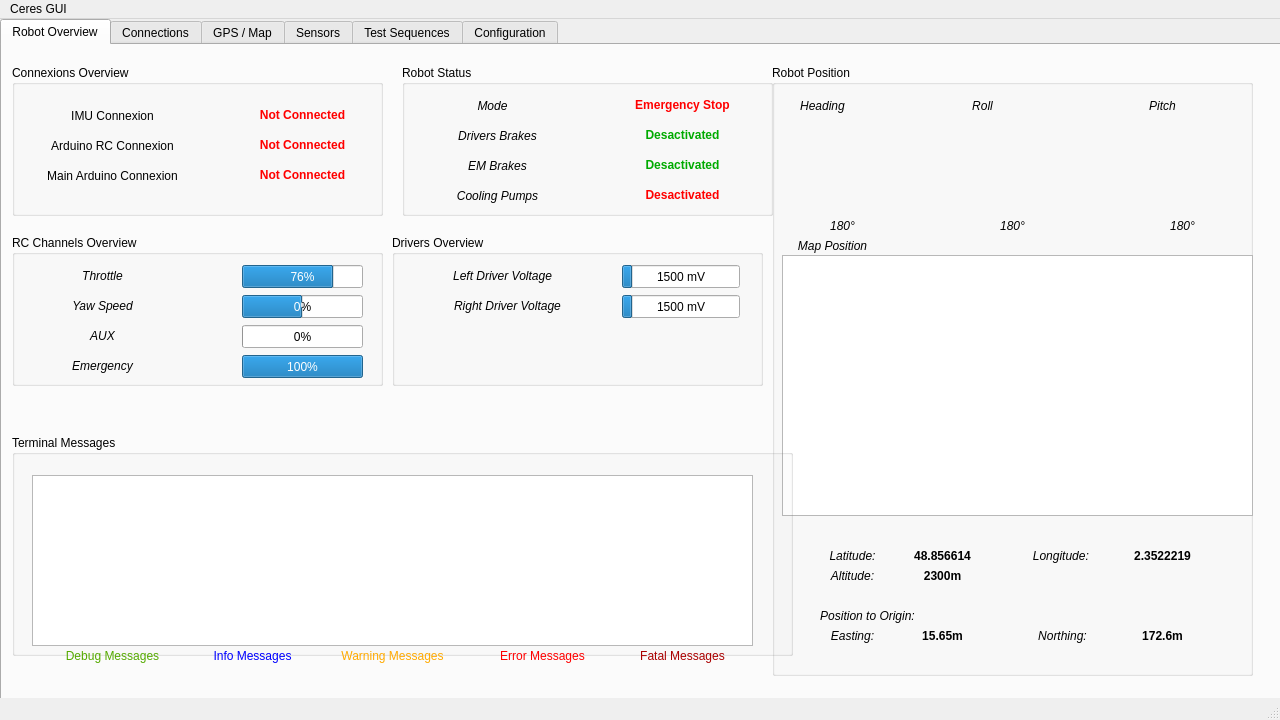
Qt form ceres/gui/mainwindow.ui (RobiDeantonio/CERES-gui_and_advanced_Navigation) before a commit.
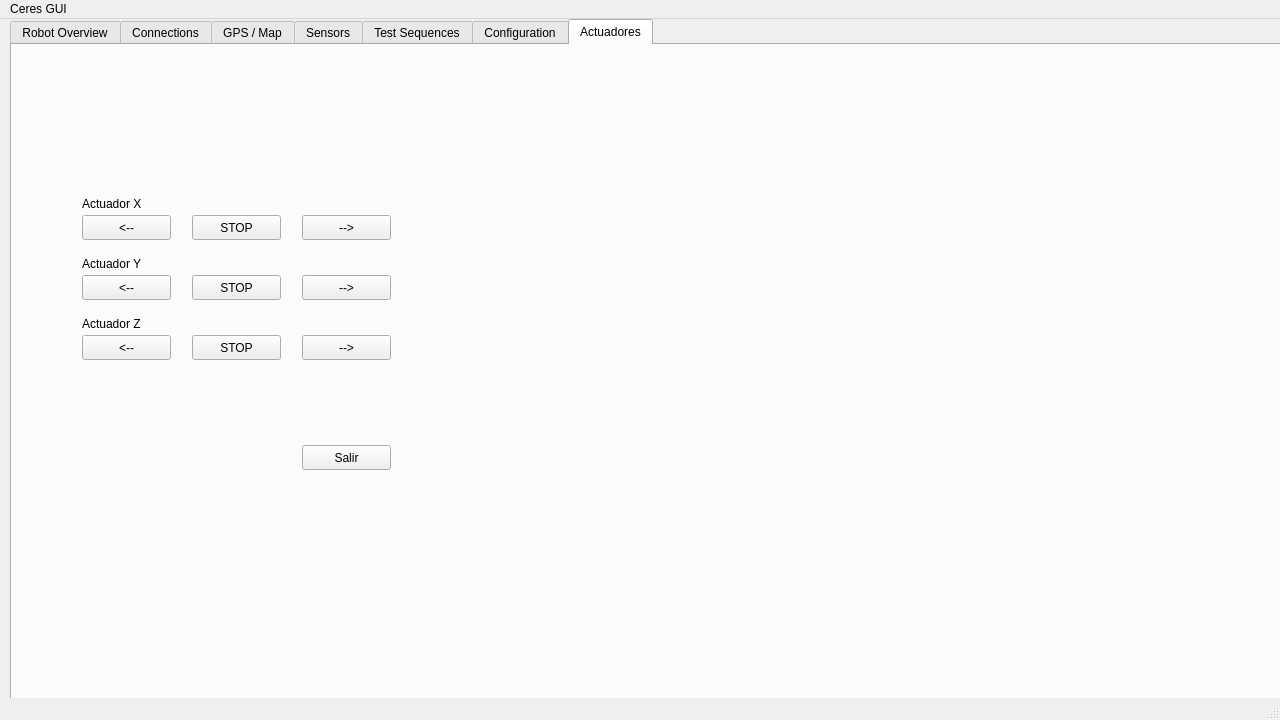
The same form after that commit. The open tabs and pages were chosen to show the change. Icons and pictures are not drawn. Custom widgets are drawn as their Qt base class.

Commit message: New Actuador Tab in GUI

What changed in the file:
```diff
--- a/ceres/gui/mainwindow.ui
+++ b/ceres/gui/mainwindow.ui
@@ -42,7 +42,7 @@
     </property>
     <property name="geometry">
      <rect>
-      <x>0</x>
+      <x>10</x>
       <y>0</y>
       <width>1281</width>
       <height>691</height>
@@ -72,6 +72,9 @@
     <property name="elideMode">
      <enum>Qt::ElideNone</enum>
     </property>
+    <property name="usesScrollButtons">
+     <bool>true</bool>
+    </property>
     <property name="documentMode">
      <bool>false</bool>
     </property>
@@ -614,7 +617,7 @@
       <property name="geometry">
        <rect>
         <x>770</x>
-        <y>20</y>
+        <y>10</y>
         <width>481</width>
         <height>611</height>
        </rect>
@@ -3079,6 +3082,217 @@
       </property>
      </widget>
     </widget>
+    <widget class="QWidget" name="tab_7">
+     <attribute name="title">
+      <string>Actuadores</string>
+     </attribute>
+     <widget class="QLabel" name="label_99">
+      <property name="geometry">
+       <rect>
+        <x>70</x>
+        <y>270</y>
+        <width>91</width>
+        <height>17</height>
+       </rect>
+      </property>
+      <property name="text">
+       <string>Actuador Z</string>
+      </property>
+     </widget>
+     <widget class="QLabel" name="label_100">
+      <property name="geometry">
+       <rect>
+        <x>70</x>
+        <y>150</y>
+        <width>101</width>
+        <height>17</height>
+       </rect>
+      </property>
+      <property name="text">
+       <string>Actuador X</string>
+      </property>
+     </widget>
+     <widget class="QPushButton" name="RETROCEDERZ">
+      <property name="geometry">
+       <rect>
+        <x>70</x>
+        <y>290</y>
+        <width>89</width>
+        <height>25</height>
+       </rect>
+      </property>
+      <property name="text">
+       <string>&lt;--</string>
+      </property>
+     </widget>
+     <widget class="QLabel" name="label_101">
+      <property name="geometry">
+       <rect>
+        <x>70</x>
+        <y>210</y>
+        <width>101</width>
+        <height>17</height>
+       </rect>
+      </property>
+      <property name="text">
+       <string>Actuador Y</string>
+      </property>
+     </widget>
+     <widget class="QPushButton" name="RETROCEDERY">
+      <property name="geometry">
+       <rect>
+        <x>70</x>
+        <y>230</y>
+        <width>89</width>
+        <height>25</height>
+       </rect>
+      </property>
+      <property name="text">
+       <string>&lt;--</string>
+      </property>
+     </widget>
+     <widget class="QPushButton" name="Salir">
+      <property name="geometry">
+       <rect>
+        <x>290</x>
+        <y>400</y>
+        <width>89</width>
+        <height>25</height>
+       </rect>
+      </property>
+      <property name="text">
+       <string>Salir</string>
+      </property>
+     </widget>
+     <widget class="QPushButton" name="PARADAY">
+      <property name="geometry">
+       <rect>
+        <x>180</x>
+        <y>230</y>
+        <width>89</width>
+        <height>25</height>
+       </rect>
+      </property>
+      <property name="text">
+       <string>STOP</string>
+      </property>
+     </widget>
+     <widget class="QPushButton" name="AVANZARZ">
+      <property name="geometry">
+       <rect>
+        <x>290</x>
+        <y>290</y>
+        <width>89</width>
+        <height>25</height>
+       </rect>
+      </property>
+      <property name="text">
+       <string>--&gt;</string>
+      </property>
+     </widget>
+     <widget class="QPushButton" name="RETROCEDERX">
+      <property name="geometry">
+       <rect>
+        <x>70</x>
+        <y>170</y>
+        <width>89</width>
+        <height>25</height>
+       </rect>
+      </property>
+      <property name="text">
+       <string>&lt;--</string>
+      </property>
+     </widget>
+     <widget class="QPushButton" name="AVANZARX">
+      <property name="geometry">
+       <rect>
+        <x>290</x>
+        <y>170</y>
+        <width>89</width>
+        <height>25</height>
+       </rect>
+      </property>
+      <property name="text">
+       <string>--&gt;</string>
+      </property>
+     </widget>
+     <widget class="QPushButton" name="AVANZARY">
+      <property name="geometry">
+       <rect>
+        <x>290</x>
+        <y>230</y>
+        <width>89</width>
+        <height>25</height>
+       </rect>
+      </property>
+      <property name="text">
+       <string>--&gt;</string>
+      </property>
+     </widget>
+     <widget class="QPushButton" name="PARADAZ">
+      <property name="geometry">
+       <rect>
+        <x>180</x>
+        <y>290</y>
+        <width>89</width>
+        <height>25</height>
+       </rect>
+      </property>
+      <property name="text">
+       <string>STOP</string>
+      </property>
+     </widget>
+     <widget class="QPushButton" name="PARADAX">
+      <property name="geometry">
+       <rect>
+        <x>180</x>
+        <y>170</y>
+        <width>89</width>
+        <height>25</height>
+       </rect>
+      </property>
+      <property name="text">
+       <string>STOP</string>
+      </property>
+     </widget>
+     <widget class="QLabel" name="label_103">
+      <property name="enabled">
+       <bool>true</bool>
+      </property>
+      <property name="geometry">
+       <rect>
+        <x>400</x>
+        <y>70</y>
+        <width>851</width>
+        <height>481</height>
+       </rect>
+      </property>
+      <property name="sizePolicy">
+       <sizepolicy hsizetype="Fixed" vsizetype="Fixed">
+        <horstretch>0</horstretch>
+        <verstretch>0</verstretch>
+       </sizepolicy>
+      </property>
+      <property name="autoFillBackground">
+       <bool>false</bool>
+      </property>
+      <property name="frameShadow">
+       <enum>QFrame::Plain</enum>
+      </property>
+      <property name="text">
+       <string/>
+      </property>
+      <property name="pixmap">
+       <pixmap>ceres.png</pixmap>
+      </property>
+      <property name="scaledContents">
+       <bool>true</bool>
+      </property>
+      <property name="alignment">
+       <set>Qt::AlignCenter</set>
+      </property>
+     </widget>
+    </widget>
    </widget>
   </widget>
   <widget class="QMenuBar" name="menuBar">
```
Left out of the diff: 18 changed lines with no effect on the pictures. The commit also changes 7 other files.
